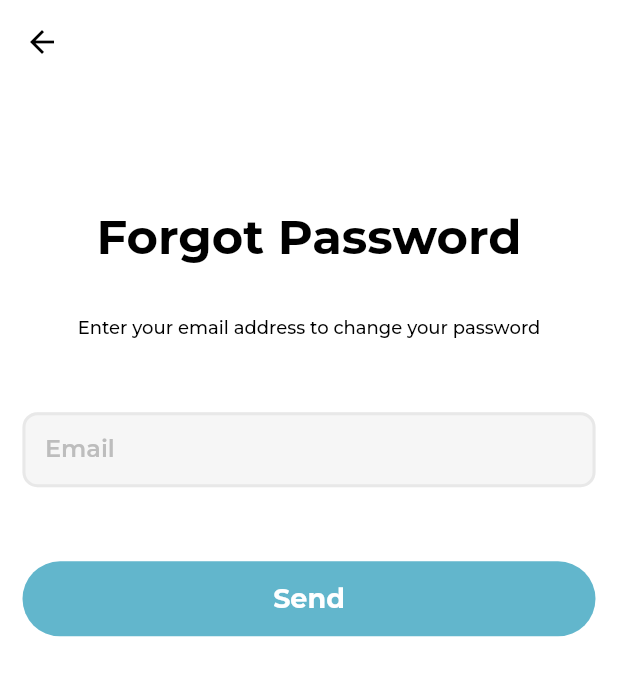
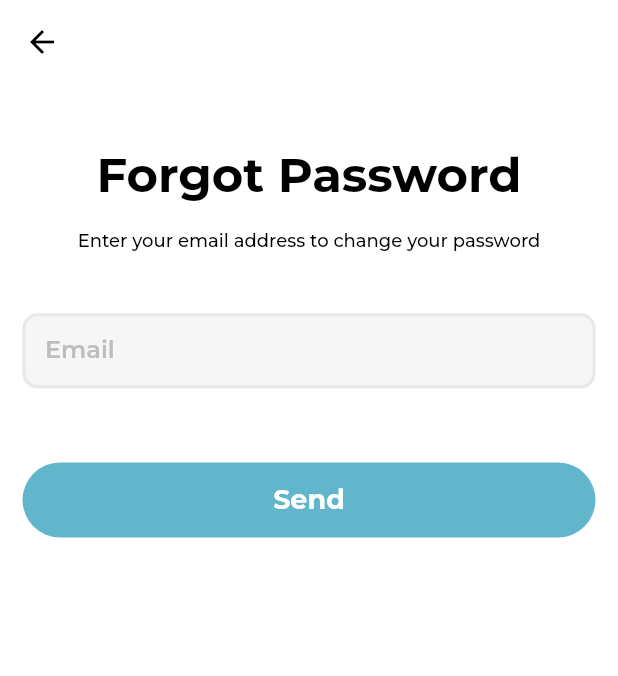
Before and after one commit to shahbazakon/Findme, a Flutter app: the ForgetPasswordScreen screen opened directly, on a phone screen of 412 x 824 dp. Shown: the top 676 px of the screen. Run offline on Flutter 3.47's test engine with Material 2 defaults, Android fonts, the phone set to English and light mode, and no system bars; our stand-ins replace country_code_picker, flutter_svg, otp_text_field, smooth_page_indicator; network calls fail; project files that could hold a hidden picture were left out.

```diff
--- a/lib/core/utils/utils_methods.dart
+++ b/lib/core/utils/utils_methods.dart
@@ -7,7 +7,3 @@ final GlobalKey<NavigatorState> navigatorKey = GlobalKey<NavigatorState>();
 Size size = MediaQuery.of(navigatorKey.currentContext!).size;
 double height = size.height;
 double width = size.width;
-
-//app Padding
-
-EdgeInsetsGeometry primaryPadding = const EdgeInsets.symmetric(horizontal: 15);
--- /dev/null
+++ b/lib/core/widget/Input Field/custom_test_field.dart
@@ -0,0 +1,83 @@
+import 'package:find_me/core/utils/utils_methods.dart';
+import 'package:flutter/material.dart';
+
+import '../../utils/app_color.dart';
+import '../../utils/text_style.dart';
+
+class CustomTestField extends StatefulWidget {
+  const CustomTestField(
+      {super.key,
+      required this.controller,
+      this.label,
+      this.padding,
+      this.keyboardType,
+      this.onChanged,
+      this.onTap,
+      this.readOnly = false,
+      this.isObscureButton = false});
+
+  final TextEditingController controller;
+  final String? label;
+  final bool isObscureButton;
+  final EdgeInsets? padding;
+  final bool readOnly;
+  final TextInputType? keyboardType;
+  final Function(String)? onChanged;
+  final Function()? onTap;
+
+  @override
+  State<CustomTestField> createState() => _CustomTestFieldState();
+}
+
+class _CustomTestFieldState extends State<CustomTestField> {
+  bool isObscure = false;
+  @override
+  void initState() {
+    isObscure = widget.isObscureButton;
+    super.initState();
+  }
+
+  @override
+  Widget build(BuildContext context) {
+    return Container(
+      padding: widget.padding ?? EdgeInsets.symmetric(vertical: height * .01),
+      child: TextField(
+        controller: widget.controller,
+        style: TextHelper.h10,
+        obscureText: isObscure,
+        readOnly: widget.readOnly,
+        keyboardType: widget.keyboardType,
+        onChanged: widget.onChanged,
+        onTap: widget.onTap,
+        decoration: InputDecoration(
+            label: Visibility(
+                visible: widget.label != null, child: Text("${widget.label}")),
+            labelStyle: TextHelper.h10.copyWith(color: AppColors.lightGrey3),
+            contentPadding:
+                const EdgeInsets.symmetric(horizontal: 15, vertical: 15),
+            border: OutlineInputBorder(
+                borderSide: BorderSide(color: AppColors.lightGrey3, width: 2),
+                borderRadius: BorderRadius.circular(10)),
+            enabledBorder: OutlineInputBorder(
+                borderSide: BorderSide(color: AppColors.lightGrey2, width: 2),
+                borderRadius: BorderRadius.circular(10)),
+            filled: true,
+            fillColor: AppColors.lightGrey1,
+            suffix: Visibility(
+              visible: widget.isObscureButton,
+              child: GestureDetector(
+                onTap: () {
+                  setState(() {
+                    isObscure = !isObscure;
+                  });
+                },
+                child: Text(
+                  isObscure ? "Show" : "Hide",
+                  style: TextHelper.h9.copyWith(color: AppColors.primary),
+                ),
+              ),
+            )),
+      ),
+    );
+  }
+}
--- a/lib/core/widget/Text Field/custom_test_field.dart
+++ /dev/null
@@ -1,65 +0,0 @@
-import 'package:flutter/material.dart';
-
-import '../../utils/app_color.dart';
-import '../../utils/text_style.dart';
-
-class CustomTestField extends StatefulWidget {
-  const CustomTestField(
-      {super.key,
-      required this.controller,
-      this.label,
-      this.isObscureButton = false});
-
-  final TextEditingController controller;
-  final String? label;
-  final bool isObscureButton;
-
-  @override
-  State<CustomTestField> createState() => _CustomTestFieldState();
-}
-
-class _CustomTestFieldState extends State<CustomTestField> {
-  bool isObscure = false;
-  @override
-  void initState() {
-    isObscure = widget.isObscureButton;
-    super.initState();
-  }
-
-  @override
-  Widget build(BuildContext context) {
-    return TextField(
-      controller: widget.controller,
-      style: TextHelper.h10,
-      obscureText: isObscure,
-      decoration: InputDecoration(
-          label: Visibility(
-              visible: widget.label != null, child: Text("${widget.label}")),
-          labelStyle: TextHelper.h10.copyWith(color: AppColors.lightGrey3),
-          contentPadding:
-              const EdgeInsets.symmetric(horizontal: 15, vertical: 15),
-          border: OutlineInputBorder(
-              borderSide: BorderSide(color: AppColors.lightGrey3, width: 2),
-              borderRadius: BorderRadius.circular(10)),
-          enabledBorder: OutlineInputBorder(
-              borderSide: BorderSide(color: AppColors.lightGrey2, width: 2),
-              borderRadius: BorderRadius.circular(10)),
-          filled: true,
-          fillColor: AppColors.lightGrey1,
-          suffix: Visibility(
-            visible: widget.isObscureButton,
-            child: GestureDetector(
-              onTap: () {
-                setState(() {
-                  isObscure = !isObscure;
-                });
-              },
-              child: Text(
-                isObscure ? "Show" : "Hide",
-                style: TextHelper.h9.copyWith(color: AppColors.primary),
-              ),
-            ),
-          )),
-    );
-  }
-}
--- a/lib/core/widget/button/app_Button_widget.dart
+++ b/lib/core/widget/button/app_Button_widget.dart
@@ -5,19 +5,22 @@ import 'package:flutter/material.dart';
 import '../../utils/utils_methods.dart';
 
 class AppButton extends StatelessWidget {
-  const AppButton({
-    super.key,
+  const AppButton(
+      {super.key,
       required this.label,
       required this.onPressed,
       this.buttonWidth,
-  });
+      this.padding});
   final String label;
   final double? buttonWidth;
   final Function() onPressed;
+  final EdgeInsets? padding;
 
   @override
   Widget build(BuildContext context) {
-    return InkWell(
+    return Container(
+      padding: padding ?? EdgeInsets.symmetric(vertical: height * .01),
+      child: InkWell(
         onTap: onPressed,
         borderRadius: BorderRadius.circular(30),
         child: Container(
@@ -33,6 +36,7 @@ class AppButton extends StatelessWidget {
             textAlign: TextAlign.center,
           ),
         ),
+      ),
     );
   }
 }
--- a/lib/core/widget/success_screen.dart
+++ b/lib/core/widget/success_screen.dart
@@ -4,6 +4,8 @@ import 'package:find_me/core/utils/text_style.dart';
 import 'package:find_me/core/utils/utils_methods.dart';
 import 'package:flutter/material.dart';
 import 'package:flutter_svg/svg.dart';
+
+import '../constants/common_ui.dart';
 
 class SuccessScreen extends StatelessWidget {
   const SuccessScreen(
--- a/lib/feature/onBoarding/presentation/pages/on_boarding_page.dart
+++ b/lib/feature/onBoarding/presentation/pages/on_boarding_page.dart
@@ -2,6 +2,7 @@ import 'package:flutter/material.dart';
 
 import '../../../../../core/utils/app_assets.dart';
 import '../../../../../core/utils/utils_methods.dart';
+import '../../../../core/constants/common_ui.dart';
 import '../../../../core/helper/navigators.dart';
 import '../../../../core/widget/button/app_Button_widget.dart';
 import '../../../signUp/presentation/pages/sign_up_screen.dart';
--- a/lib/feature/signIn/presentation/pages/forget_password_screen.dart
+++ b/lib/feature/signIn/presentation/pages/forget_password_screen.dart
@@ -1,10 +1,11 @@
+import 'package:find_me/core/constants/common_ui.dart';
 import 'package:find_me/core/helper/navigators.dart';
 import 'package:find_me/feature/signIn/presentation/pages/reset_password_screen.dart';
 import 'package:flutter/material.dart';
 
 import '../../../../core/utils/text_style.dart';
 import '../../../../core/utils/utils_methods.dart';
-import '../../../../core/widget/Text Field/custom_test_field.dart';
+import '../../../../core/widget/Input Field/custom_test_field.dart';
 import '../../../../core/widget/button/app_Button_widget.dart';
 
 class ForgetPasswordScreen extends StatefulWidget {
@@ -28,7 +29,7 @@ class _ForgetPasswordScreenState extends State<ForgetPasswordScreen> {
             children: [
               Padding(
                 padding:
-                    EdgeInsets.only(top: height * .1, bottom: height * .04),
+                    EdgeInsets.only(top: height * .05, bottom: height * .02),
                 child: Text(
                   "Forgot Password",
                   style: TitleHelper.h1,
@@ -39,9 +40,9 @@ class _ForgetPasswordScreenState extends State<ForgetPasswordScreen> {
                 style: SubTitleHelper.h12,
                 textAlign: TextAlign.center,
               ),
-              SizedBox(height: height * .06),
+              SizedBox(height: height * .04),
               CustomTestField(controller: _emailController, label: "Email"),
-              SizedBox(height: height * .06),
+              SizedBox(height: height * .04),
               AppButton(
                 label: "Send",
                 onPressed: () {
--- a/lib/feature/signUp/presentation/pages/otp_screen.dart
+++ b/lib/feature/signUp/presentation/pages/otp_screen.dart
@@ -8,6 +8,7 @@ import 'package:otp_text_field/otp_field.dart';
 import 'package:otp_text_field/otp_field_style.dart';
 import 'package:otp_text_field/style.dart';
 
+import '../../../../core/constants/common_ui.dart';
 import '../../../../core/utils/text_style.dart';
 import '../../../../core/widget/button/app_Button_widget.dart';
 import '../../../signIn/presentation/pages/sign_in_screen.dart';
--- a/pubspec.yaml
+++ b/pubspec.yaml
@@ -35,6 +35,7 @@ dependencies:
   introduction_screen: ^3.1.12
   smooth_page_indicator: ^1.1.0
   otp_text_field: ^1.1.3
+  country_code_picker: ^3.0.0
 
 dev_dependencies:
   flutter_test:
```
Also changed, not shown: lib/core/constants/common_ui.dart (added, +12 -0 lines), lib/core/widget/Input Field/county_code_picker.dart (added, +39 -0 lines), lib/core/widget/profile_picture_avatar.dart (added, +56 -0 lines), lib/feature/createProfile/presentation/pages/create_profile_screen.dart (+89 -16 lines), lib/feature/signIn/presentation/pages/reset_password_screen.dart (+4 -4 lines), lib/feature/signIn/presentation/pages/sign_in_screen.dart (+3 -4 lines), lib/feature/signUp/presentation/pages/sign_up_screen.dart (+3 -5 lines), lib/core/widget/Input Field/custom_checkbox.dart (renamed from lib/core/widget/Text Field/custom_checkbox.dart), pubspec.lock, 1 other file. Lines whose indentation alone changed are shown as unchanged.
